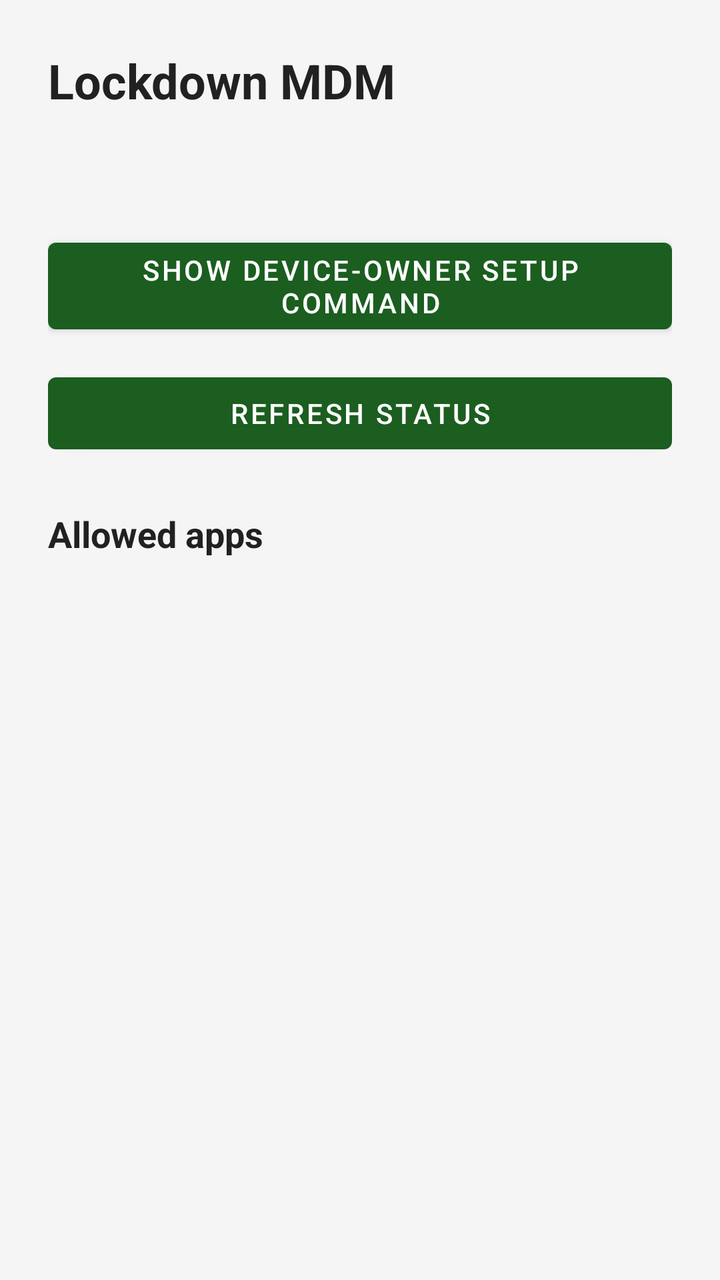
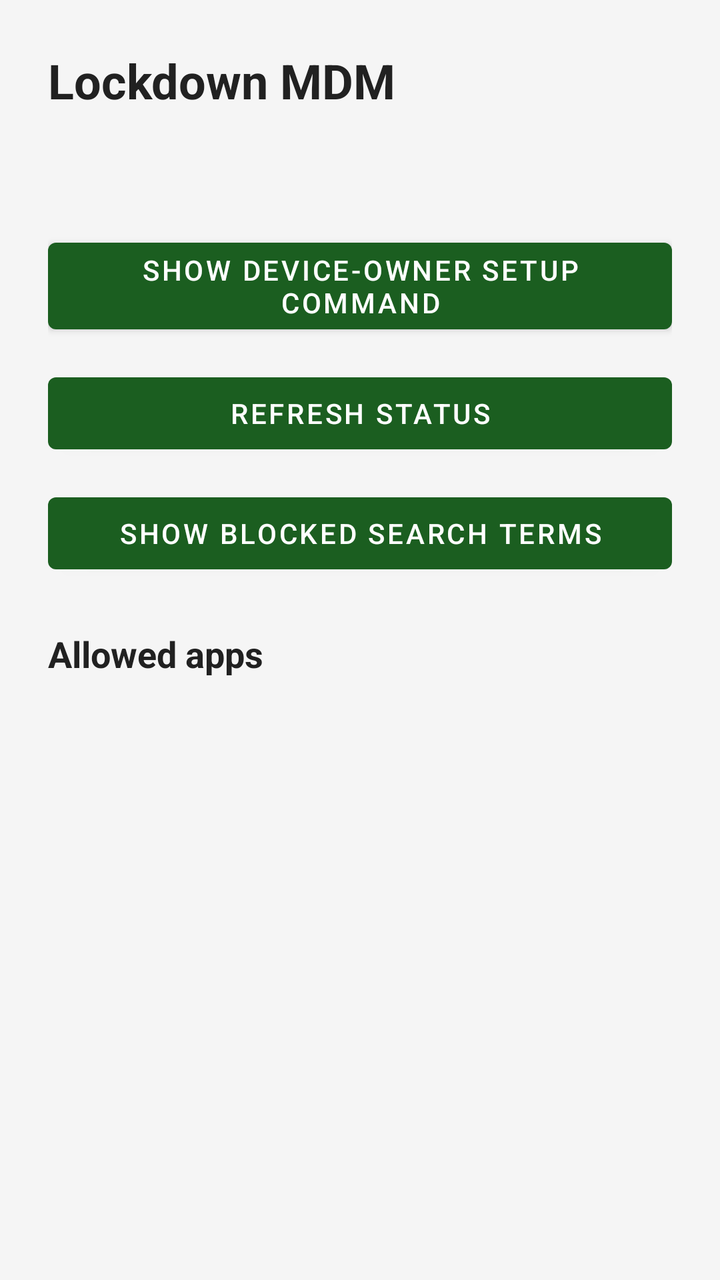

Compare the two renders of this Android layout. The source of the first and the diff that turns it into the second are given below.
<!-- AndroidManifest.xml: application theme Theme.LockdownMdm -->
<!-- res/layout/activity_main.xml -->
<?xml version="1.0" encoding="utf-8"?>
<ScrollView xmlns:android="http://schemas.android.com/apk/res/android"
    android:layout_width="match_parent"
    android:layout_height="match_parent"
    android:fillViewport="true">

    <LinearLayout
        android:layout_width="match_parent"
        android:layout_height="wrap_content"
        android:orientation="vertical"
        android:padding="24dp">

        <TextView
            android:id="@+id/titleText"
            android:layout_width="wrap_content"
            android:layout_height="wrap_content"
            android:text="@string/app_name"
            android:textColor="@color/text_primary"
            android:textSize="24sp"
            android:textStyle="bold" />

        <TextView
            android:id="@+id/statusText"
            android:layout_width="match_parent"
            android:layout_height="wrap_content"
            android:layout_marginTop="16dp"
            android:fontFamily="monospace"
            android:textColor="@color/text_primary"
            android:textSize="14sp" />

        <com.google.android.material.button.MaterialButton
            android:id="@+id/setupButton"
            android:layout_width="match_parent"
            android:layout_height="wrap_content"
            android:layout_marginTop="24dp"
            android:text="Show device-owner setup command" />

        <com.google.android.material.button.MaterialButton
            android:id="@+id/refreshButton"
            android:layout_width="match_parent"
            android:layout_height="wrap_content"
            android:layout_marginTop="12dp"
            android:text="Refresh status" />

        <TextView
            android:id="@+id/allowlistTitle"
            android:layout_width="wrap_content"
            android:layout_height="wrap_content"
            android:layout_marginTop="24dp"
            android:text="Allowed apps"
            android:textColor="@color/text_primary"
            android:textSize="18sp"
            android:textStyle="bold" />

        
        <LinearLayout
            android:id="@+id/allowlistContainer"
            android:layout_width="match_parent"
            android:layout_height="wrap_content"
            android:layout_marginTop="8dp"
            android:orientation="vertical" />

    </LinearLayout>
</ScrollView>
<!-- resources referenced by this layout -->
<resources>
  <color name="text_primary">#212121</color>
  <string name="app_name">Lockdown MDM</string>
  <style name="Theme.LockdownMdm" parent="Theme.MaterialComponents.DayNight.NoActionBar">
          <item name="colorPrimary">@color/primary</item>
          <item name="colorPrimaryDark">@color/primary_dark</item>
          <item name="colorAccent">@color/accent</item>
          <item name="android:windowBackground">@color/background</item>
      </style>
  <color name="primary">#1B5E20</color>
  <color name="primary_dark">#0D3311</color>
  <color name="accent">#2E7D32</color>
  <color name="background">#F5F5F5</color>
</resources>

<!-- the commit's change to res/layout/activity_main.xml (unified diff, before → after) -->
@@ -42,6 +42,13 @@
             android:layout_marginTop="12dp"
             android:text="Refresh status" />
 
+        <com.google.android.material.button.MaterialButton
+            android:id="@+id/blockedTermsButton"
+            android:layout_width="match_parent"
+            android:layout_height="wrap_content"
+            android:layout_marginTop="12dp"
+            android:text="Show blocked search terms" />
+
         <TextView
             android:id="@+id/allowlistTitle"
             android:layout_width="wrap_content"
